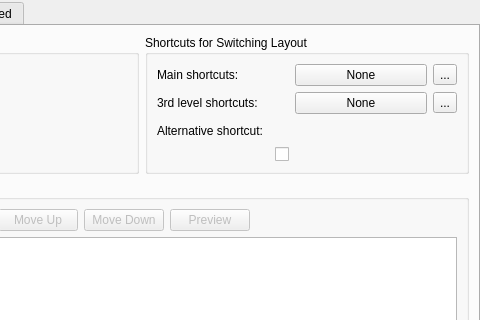
Above: kcms/keyboard/kcm_keyboard.ui from Sonic-DE/sonic-desktop-interface before the change; both pictures show x 197 to 677 and y 0 to 320 of the 677 by 485 pixel window. Below: the same form after it.
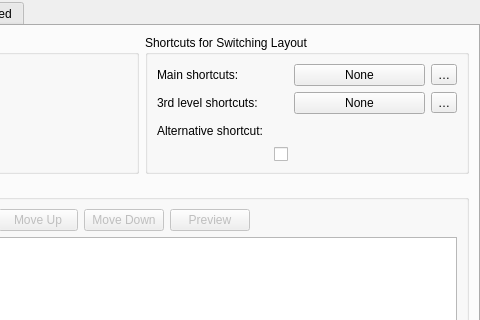
That is the form after the change. Custom widgets are drawn as their Qt base class.

What changed in the file:
```diff
--- a/kcms/keyboard/kcm_keyboard.ui
+++ b/kcms/keyboard/kcm_keyboard.ui
@@ -183,7 +183,7 @@
          <item row="0" column="2">
           <widget class="QToolButton" name="xkbGrpClearBtn">
            <property name="text">
-            <string>...</string>
+            <string>…</string>
            </property>
           </widget>
          </item>
@@ -213,7 +213,7 @@
          <item row="1" column="2">
           <widget class="QToolButton" name="xkb3rdLevelClearBtn">
            <property name="text">
-            <string>...</string>
+            <string>…</string>
            </property>
           </widget>
          </item>
```
